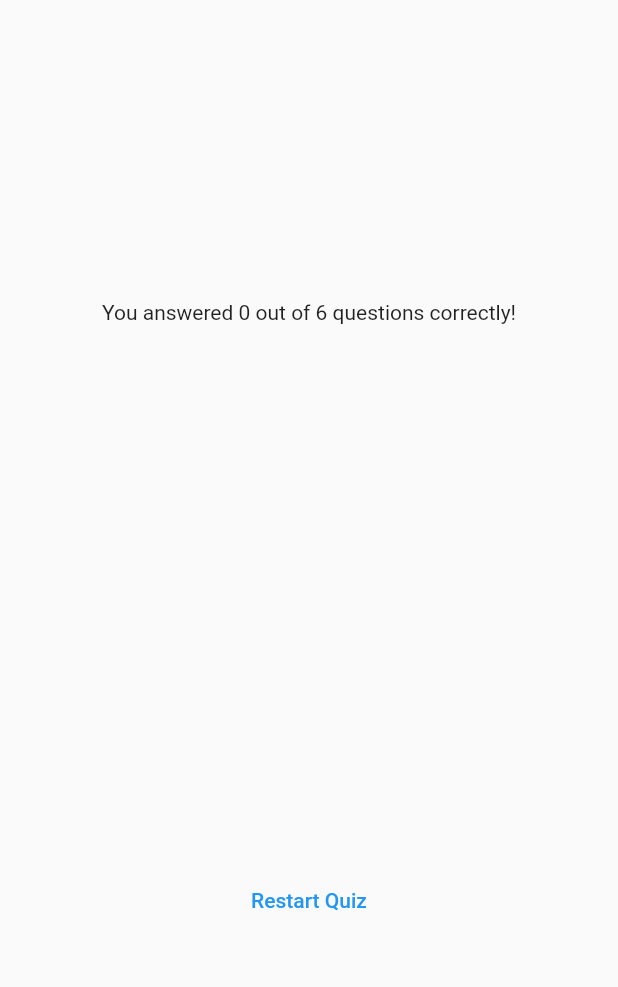
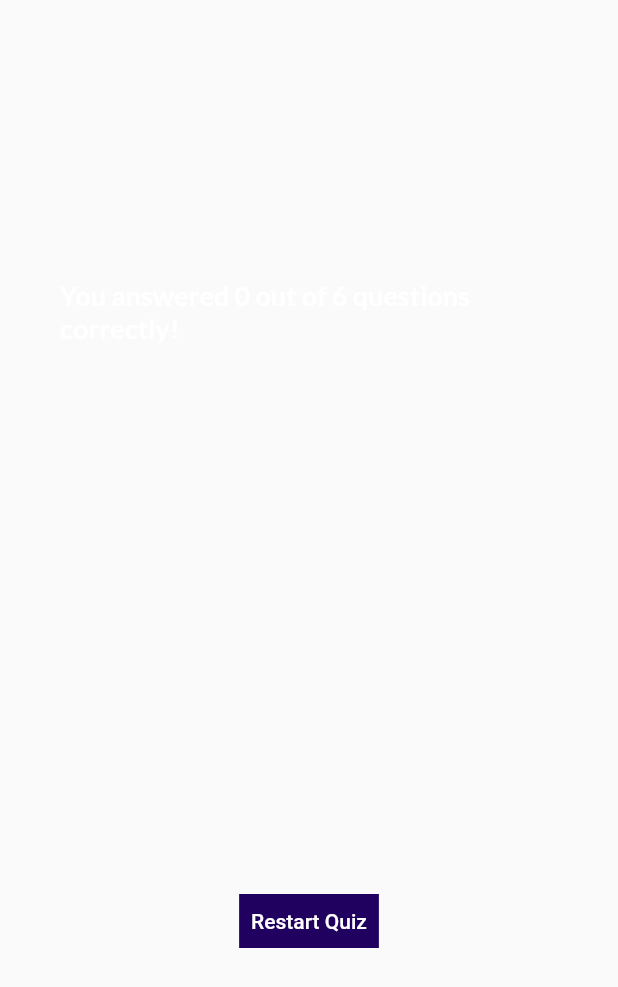
Before and after one commit to Joexwilly/quizapp, a Flutter app: the ResultsScreen widget shown alone on an empty page, opened directly with empty values, on a phone screen of 412 x 824 dp. Shown: the top 987 px of the screen. Run offline on Flutter 3.47's test engine with Material 2 defaults, Android fonts, the phone set to English and light mode, and no system bars; our stand-ins replace google_fonts.

Commit message:
added color to summary page

```diff
--- a/lib/results_screen.dart
+++ b/lib/results_screen.dart
@@ -1,4 +1,5 @@
 import 'package:flutter/material.dart';
+import 'package:google_fonts/google_fonts.dart';
 import 'package:quizapp/data/questions.dart';
 import 'package:quizapp/questions_summary.dart';
 
@@ -39,7 +40,13 @@ class ResultsScreen extends StatelessWidget {
           mainAxisAlignment: MainAxisAlignment.center,
           children: [
             Text(
-                'You answered $numCorrectQuestions out of $numTotalQuestions questions correctly!'),
+              'You answered $numCorrectQuestions out of $numTotalQuestions questions correctly!',
+              style: GoogleFonts.lato(
+                color: Colors.white,
+                fontSize: 18,
+                fontWeight: FontWeight.bold,
+              ),
+            ),
             const SizedBox(height: 30),
             QuestionsSummary(getSummaryData()),
             const SizedBox(
@@ -47,7 +54,16 @@ class ResultsScreen extends StatelessWidget {
             ),
             TextButton(
               onPressed: () {},
-              child: Text('Restart Quiz'),
+              style: TextButton.styleFrom(
+                shape: const BeveledRectangleBorder(),
+                backgroundColor: const Color.fromARGB(255, 33, 1, 95),
+              ),
+              child: const Text(
+                'Restart Quiz',
+                style: TextStyle(
+                  color: Colors.white,
+                ),
+              ),
             ),
           ],
         ),
```
Also changed, not shown: lib/questions_summary.dart (+20 -1 lines).
